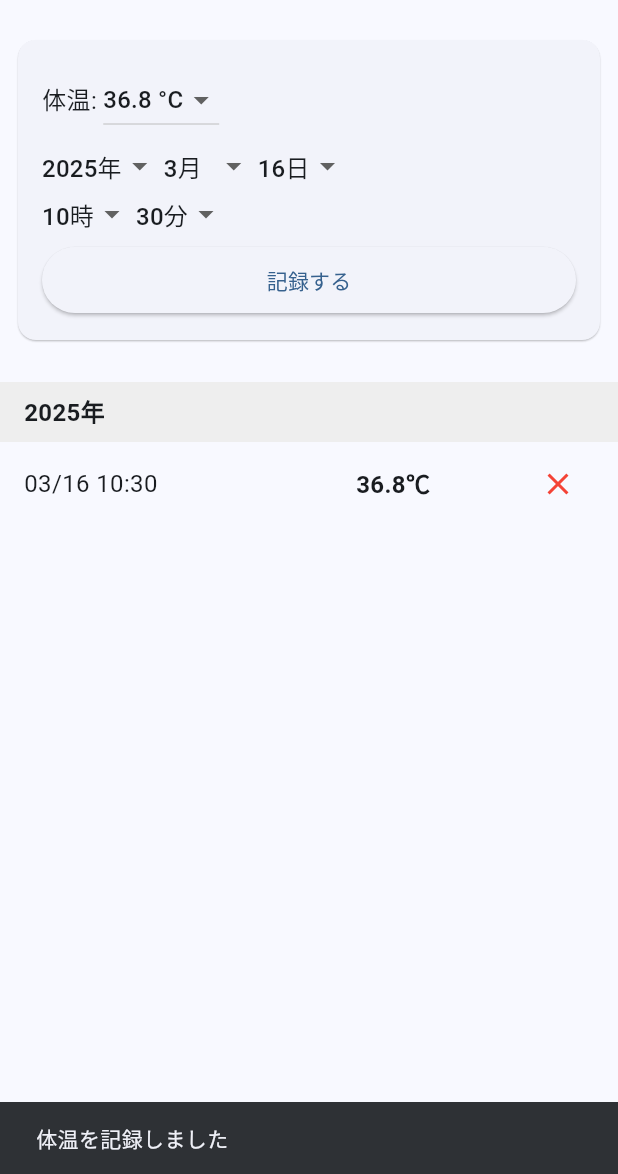
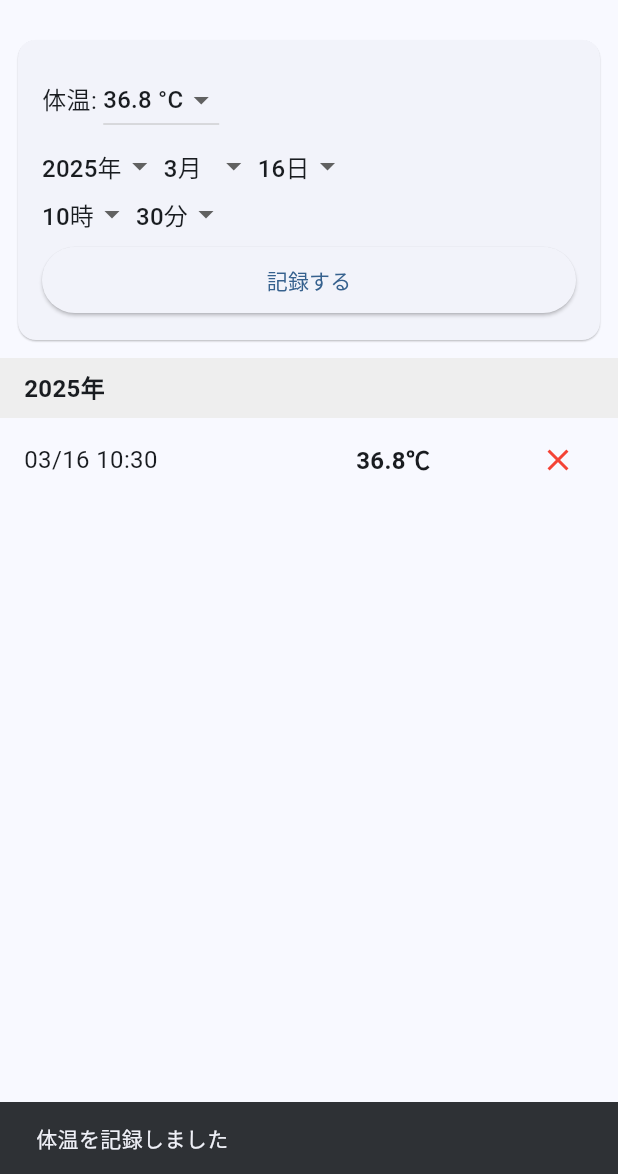
Before and after one commit to yamotuki/temperature_record, a Flutter app: the screen it shows after launch, after a tap on "記録する", on a phone screen of 412 x 824 dp, the part 62-1236 px from its top. Run offline on Flutter 3.47's test engine with Material 3 defaults, Android fonts, the phone set to English and light mode, and no system bars; our stand-ins replace shared_preferences.

Commit message:
余分な余白を削除

```diff
--- a/lib/screens/home_screen.dart
+++ b/lib/screens/home_screen.dart
@@ -101,7 +101,6 @@ class _HomeScreenState extends State<HomeScreen> {
               children: [
                 // 体温入力フォーム
                 TemperatureInput(onSubmit: _addRecord),
-                const SizedBox(height: 16),
                 // 体温記録の表示
                 Expanded(
                   child: TemperatureShow(
```
